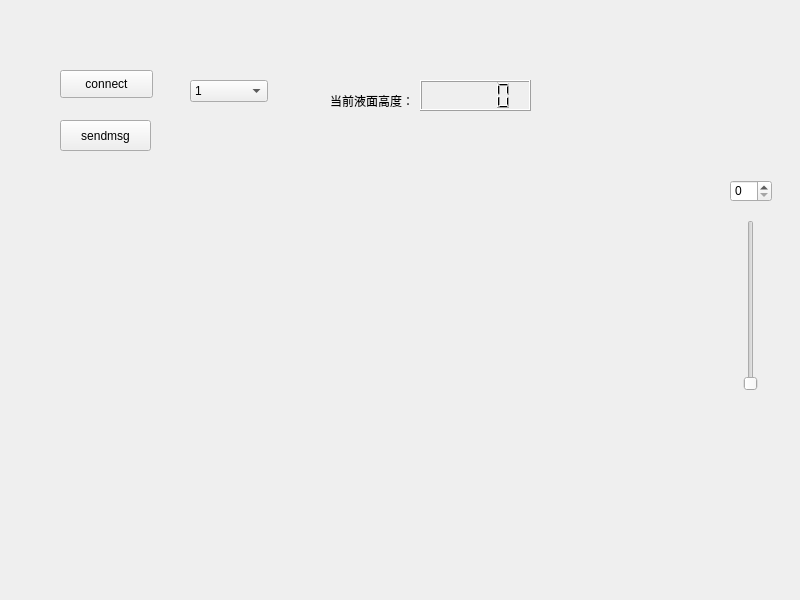
Qt form Controller/widget.ui (origmickey/Controller_DoubleTank) before a commit.
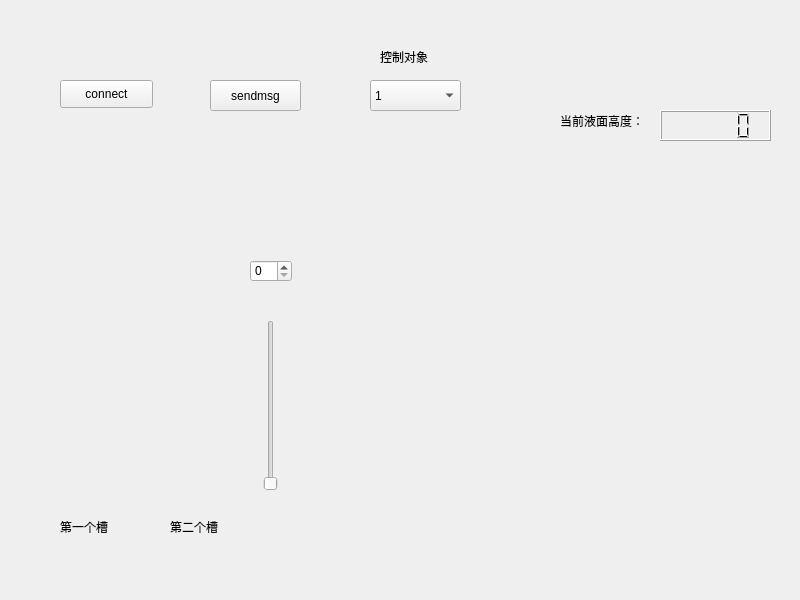
The same form after that commit. Custom widgets are drawn as their Qt base class.

Commit message: 增加第一个槽显示

Diff of the .ui file:
```diff
--- a/Controller/widget.ui
+++ b/Controller/widget.ui
@@ -17,11 +17,17 @@
    <property name="geometry">
     <rect>
      <x>60</x>
-     <y>70</y>
+     <y>80</y>
      <width>93</width>
      <height>28</height>
     </rect>
    </property>
+   <property name="minimumSize">
+    <size>
+     <width>93</width>
+     <height>28</height>
+    </size>
+   </property>
    <property name="text">
     <string>connect</string>
    </property>
@@ -29,12 +35,18 @@
   <widget class="QPushButton" name="sendmsg">
    <property name="geometry">
     <rect>
-     <x>60</x>
-     <y>120</y>
+     <x>210</x>
+     <y>80</y>
      <width>91</width>
      <height>31</height>
     </rect>
    </property>
+   <property name="minimumSize">
+    <size>
+     <width>91</width>
+     <height>31</height>
+    </size>
+   </property>
    <property name="text">
     <string>sendmsg</string>
    </property>
@@ -42,18 +54,18 @@
   <widget class="QChartView" name="widget" native="true">
    <property name="geometry">
     <rect>
-     <x>260</x>
-     <y>170</y>
+     <x>320</x>
+     <y>160</y>
      <width>461</width>
-     <height>351</height>
+     <height>371</height>
     </rect>
    </property>
   </widget>
   <widget class="QSlider" name="verticalSlider">
    <property name="geometry">
     <rect>
-     <x>740</x>
-     <y>220</y>
+     <x>260</x>
+     <y>320</y>
      <width>22</width>
      <height>171</height>
     </rect>
@@ -65,8 +77,8 @@
   <widget class="QSpinBox" name="spinBox">
    <property name="geometry">
     <rect>
-     <x>730</x>
-     <y>180</y>
+     <x>250</x>
+     <y>260</y>
      <width>42</width>
      <height>22</height>
     </rect>
@@ -75,8 +87,8 @@
   <widget class="QLabel" name="label">
    <property name="geometry">
     <rect>
-     <x>330</x>
-     <y>70</y>
+     <x>560</x>
+     <y>90</y>
      <width>111</width>
      <height>61</height>
     </rect>
@@ -88,8 +100,8 @@
   <widget class="QLCDNumber" name="lcdNumber">
    <property name="geometry">
     <rect>
-     <x>420</x>
-     <y>80</y>
+     <x>660</x>
+     <y>110</y>
      <width>111</width>
      <height>31</height>
     </rect>
@@ -98,12 +110,18 @@
   <widget class="QComboBox" name="comboBox">
    <property name="geometry">
     <rect>
-     <x>190</x>
+     <x>370</x>
      <y>80</y>
-     <width>78</width>
-     <height>22</height>
+     <width>91</width>
+     <height>31</height>
     </rect>
    </property>
+   <property name="minimumSize">
+    <size>
+     <width>91</width>
+     <height>31</height>
+    </size>
+   </property>
    <item>
     <property name="text">
      <string>1</string>
@@ -115,6 +133,45 @@
     </property>
    </item>
   </widget>
+  <widget class="QLabel" name="label_2">
+   <property name="geometry">
+    <rect>
+     <x>380</x>
+     <y>50</y>
+     <width>63</width>
+     <height>13</height>
+    </rect>
+   </property>
+   <property name="text">
+    <string>控制对象</string>
+   </property>
+  </widget>
+  <widget class="QLabel" name="label_3">
+   <property name="geometry">
+    <rect>
+     <x>60</x>
+     <y>520</y>
+     <width>63</width>
+     <height>13</height>
+    </rect>
+   </property>
+   <property name="text">
+    <string>第一个槽</string>
+   </property>
+  </widget>
+  <widget class="QLabel" name="label_4">
+   <property name="geometry">
+    <rect>
+     <x>170</x>
+     <y>520</y>
+     <width>63</width>
+     <height>13</height>
+    </rect>
+   </property>
+   <property name="text">
+    <string>第二个槽</string>
+   </property>
+  </widget>
  </widget>
  <customwidgets>
   <customwidget>
```
The commit also changes 5 other files.
